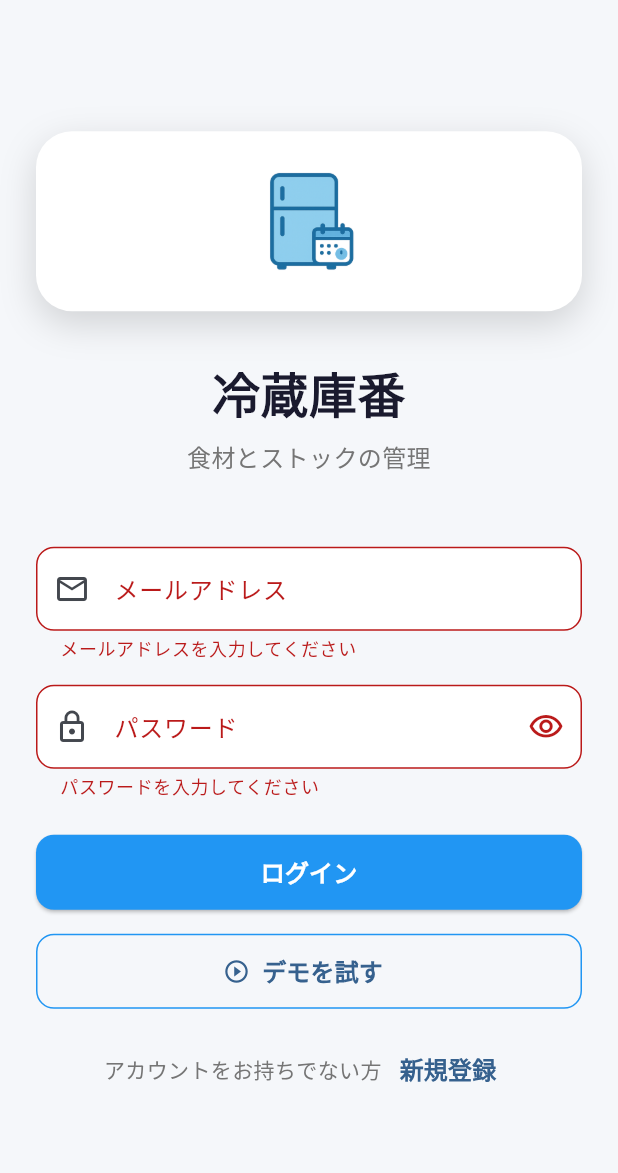
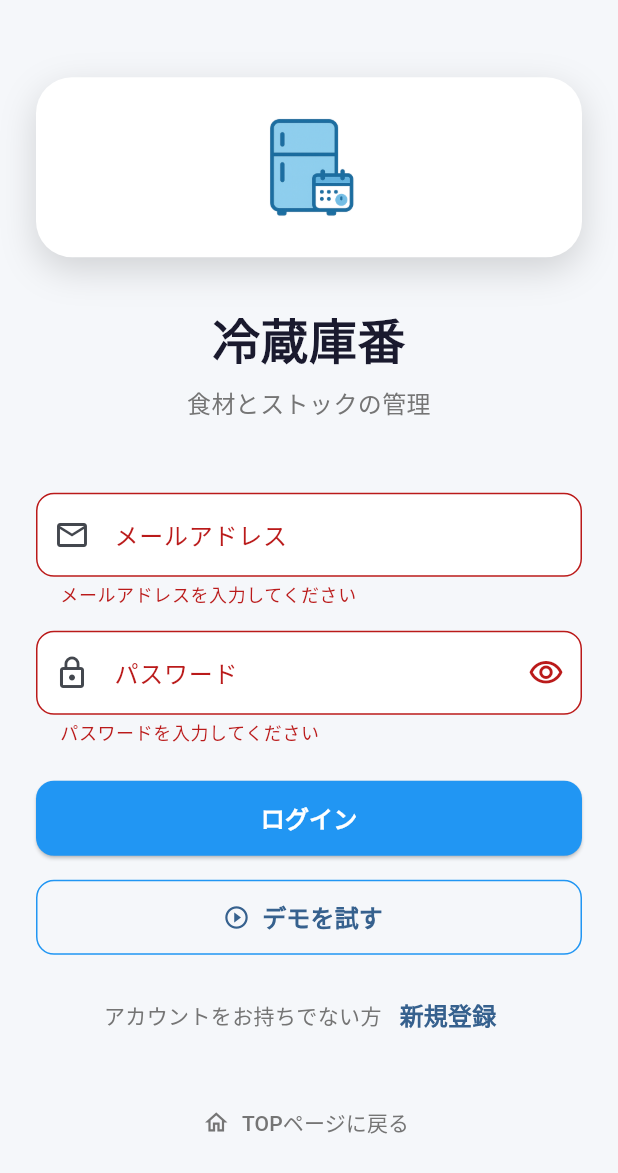
Before and after one commit to locotown/reizoukoban.app, a Flutter app: the screen it shows after launch, after a tap on "ログイン", on a phone screen of 412 x 824 dp. Shown: the top 1173 px of the screen. Run offline on Flutter 3.47's test engine with Material 3 defaults, Android fonts, the phone set to English and light mode, and no system bars; our stand-ins replace supabase_flutter; missing offline and left inert: dart:html; accounts and stored records are empty.

Commit message:
修正: デモモードログアウト後の自動再ログイン問題 + TOPページリンク追加
- デモモードチェックフラグをstatic変数に変更（Widget再構築でリセットされない）
- ログアウト時にLoginScreen.resetDemoModeFlag()でフラグをリセット
- ログイン画面に「TOPページに戻る」リンクを追加
- デモモード判定のクエリチェックを簡素化

```diff
--- a/lib/screens/dashboard_screen.dart
+++ b/lib/screens/dashboard_screen.dart
@@ -15,6 +15,7 @@ import '../services/supabase_service.dart';
 
 // Screens
 import 'help_screen.dart';
+import 'login_screen.dart'; // デモモードフラグリセット用
 
 // Widgets
 import '../widgets/mini_tag.dart';
@@ -172,6 +173,9 @@ class _DashboardScreenState extends State<DashboardScreen>
               final authService = SupabaseAuthService();
               try {
                 await authService.signOut();
+
+                // デモモードフラグをリセット（再ログイン防止の重要な処理）
+                LoginScreen.resetDemoModeFlag();
 
                 // デモモードの場合、URLパラメータをクリア（再ログイン防止）
                 if (kIsWeb) {
--- a/lib/screens/login_screen.dart
+++ b/lib/screens/login_screen.dart
@@ -9,6 +9,11 @@ import 'dart:html' as html show window;
 /// ログイン画面
 class LoginScreen extends StatefulWidget {
   const LoginScreen({super.key});
+
+  /// デモモードチェックフラグをリセット（ログアウト時に呼び出す）
+  static void resetDemoModeFlag() {
+    _LoginScreenState._hasCheckedDemoModeGlobal = false;
+  }
 
   @override
   State<LoginScreen> createState() => _LoginScreenState();
@@ -22,7 +27,8 @@ class _LoginScreenState extends State<LoginScreen> {
 
   bool _isLoading = false;
   bool _obscurePassword = true;
-  bool _hasCheckedDemoMode = false; // デモモードチェック済みフラグ
+  // デモモードチェックのためのstatic変数（Widget再構築でもリセットされない）
+  static bool _hasCheckedDemoModeGlobal = false;
 
   @override
   void initState() {
@@ -34,10 +40,11 @@ class _LoginScreenState extends State<LoginScreen> {
   ///
   /// ?demo=true の場合、デモ専用アカウントで自動ログイン
   /// デモアカウントにはサンプルデータがあらかじめ登録されています
-  /// ログアウト後の再ログインを防ぐため、1回だけチェック
+  /// ログアウト後の再ログインを防ぐため、セッション中1回だけチェック
   Future<void> _checkDemoMode() async {
     // 既にチェック済みの場合はスキップ（ログアウト後の再実行防止）
-    if (_hasCheckedDemoMode) {
+    // static変数なのでWidget再構築でもリセットされない
+    if (_hasCheckedDemoModeGlobal) {
       print('🔍 デモモードチェック: 既にチェック済み（スキップ）');
       return;
     }
@@ -55,12 +62,12 @@ class _LoginScreenState extends State<LoginScreen> {
       print('🔍 クエリパラメータ: ${uri.queryParameters}');
       print('🔍 クエリ文字列: ${uri.query}');
 
-      // 厳密なチェック: ?demo=true のみ（?や空パラメータは除外）
-      final isDemoMode = uri.queryParameters['demo'] == 'true' && uri.query.isNotEmpty;
+      // 厳密なチェック: demo=true パラメータが存在する場合のみ
+      final isDemoMode = uri.queryParameters['demo'] == 'true';
       print('🔍 デモモード判定: $isDemoMode');
 
-      // チェック済みフラグを立てる
-      _hasCheckedDemoMode = true;
+      // チェック済みフラグを立てる（static変数で永続化）
+      _hasCheckedDemoModeGlobal = true;
 
       // 既にログイン済みの場合は自動ログインしない（ログアウト対策）
       final isAlreadyLoggedIn = _authService.currentUser != null;
@@ -412,6 +419,29 @@ class _LoginScreenState extends State<LoginScreen> {
                       ),
                     ],
                   ),
+                  const SizedBox(height: 24),
+
+                  // TOPページに戻るリンク
+                  Center(
+                    child: TextButton.icon(
+                      onPressed: () {
+                        // TOPページに遷移
+                        if (kIsWeb) {
+                          html.window.location.href = 'https://reizoukoban-app.vercel.app/';
+                        }
+                      },
+                      icon: const Icon(Icons.home_outlined, size: 18),
+                      label: const Text(
+                        'TOPページに戻る',
+                        style: TextStyle(
+                          fontSize: 14,
+                        ),
+                      ),
+                      style: TextButton.styleFrom(
+                        foregroundColor: Colors.grey[600],
+                      ),
+                    ),
+                  ),
                 ],
               ),
             ),
```
Also changed, not shown: 4 other files.
